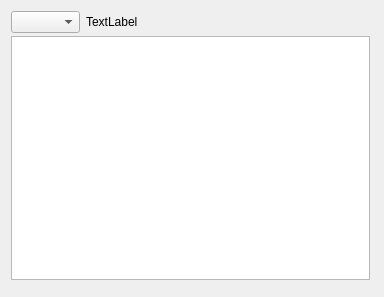
The window that src/spawnlist3.ui (brainiac/showeq) describes before a commit, drawn with Qt 5.
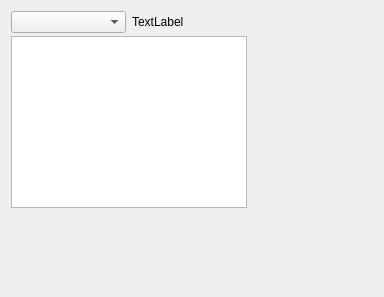
The same window after the commit. Custom widgets are drawn as their Qt base class.

Commit message:
Implemented FilteredSpawnModel made categorymgr a QAbstractTableModel so that it could be the model for other views tied category filters in with spawnlist3 fixed edits on categories for some cases.
note: categories don't update properly on the old spawnlists. You'll need to reselect from the combobox.
also, when reloading categories, the combobox in the new spawnlist might reset itself to nothing (which might be oka...)

```diff
--- a/src/spawnlist3.ui
+++ b/src/spawnlist3.ui
@@ -24,8 +24,8 @@
     <rect>
      <x>0</x>
      <y>0</y>
-     <width>381</width>
-     <height>291</height>
+     <width>258</width>
+     <height>219</height>
     </rect>
    </property>
    <layout class="QVBoxLayout" name="m_layout">
@@ -33,27 +33,24 @@
      <number>3</number>
     </property>
     <item>
-     <layout class="QHBoxLayout" name="horizontalLayout">
-      <property name="spacing">
-       <number>6</number>
-      </property>
-      <item>
+     <layout class="QGridLayout" name="gridLayout">
+      <item row="0" column="0">
        <widget class="QComboBox" name="m_filterBox">
         <property name="sizePolicy">
-         <sizepolicy hsizetype="Maximum" vsizetype="Fixed">
+         <sizepolicy hsizetype="Expanding" vsizetype="Fixed">
           <horstretch>0</horstretch>
           <verstretch>0</verstretch>
          </sizepolicy>
         </property>
         <property name="minimumSize">
          <size>
-          <width>69</width>
+          <width>0</width>
           <height>0</height>
          </size>
         </property>
         <property name="maximumSize">
          <size>
-          <width>69</width>
+          <width>16777215</width>
           <height>16777215</height>
          </size>
         </property>
@@ -65,26 +62,19 @@
         </property>
        </widget>
       </item>
-      <item>
+      <item row="0" column="1">
        <widget class="QLabel" name="m_label">
+        <property name="sizePolicy">
+         <sizepolicy hsizetype="Expanding" vsizetype="Preferred">
+          <horstretch>0</horstretch>
+          <verstretch>0</verstretch>
+         </sizepolicy>
+        </property>
         <property name="text">
          <string>TextLabel</string>
         </property>
        </widget>
       </item>
-      <item>
-       <spacer name="horizontalSpacer">
-        <property name="orientation">
-         <enum>Qt::Horizontal</enum>
-        </property>
-        <property name="sizeHint" stdset="0">
-         <size>
-          <width>40</width>
-          <height>20</height>
-         </size>
-        </property>
-       </spacer>
-      </item>
      </layout>
     </item>
     <item>
```
The commit also changes 15 other files.
